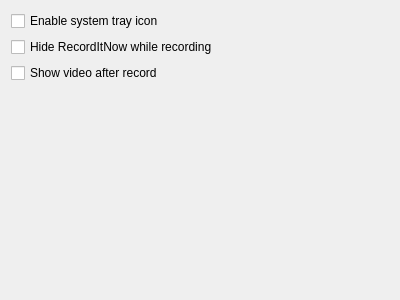
Old version of the form src/ui/settings.ui in the repository hippich/recorditnow.
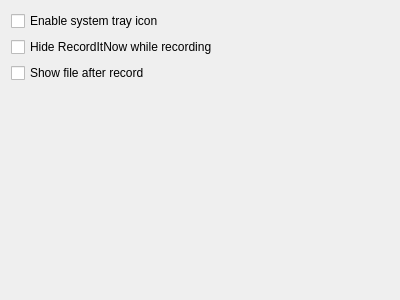
New version of the form.

```diff
--- a/src/ui/settings.ui
+++ b/src/ui/settings.ui
@@ -44,7 +44,7 @@
    <item row="2" column="0">
     <widget class="QCheckBox" name="kcfg_showVideo">
      <property name="text">
-      <string>Show video after record</string>
+      <string>Show file after record</string>
      </property>
     </widget>
    </item>
```
